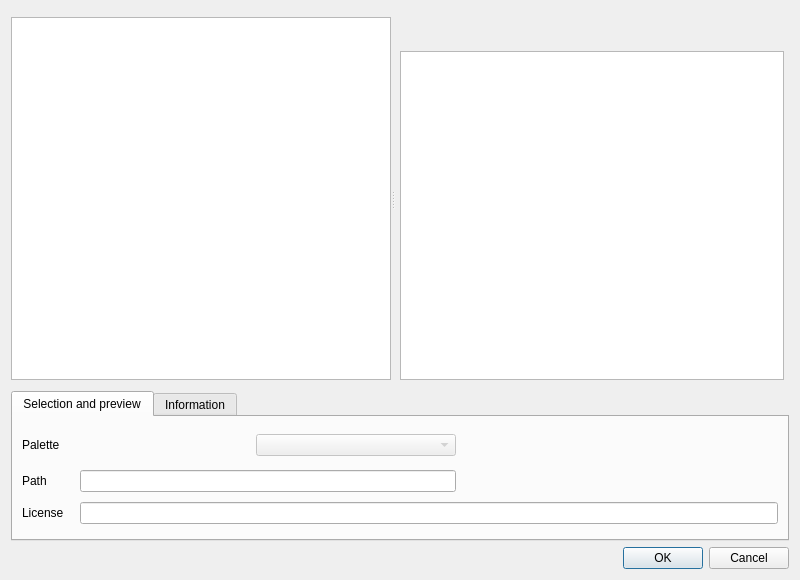
First picture: the form in src/ui/qgscptcitycolorrampv2dialogbase.ui, repository qgis/QGIS, before the edit.
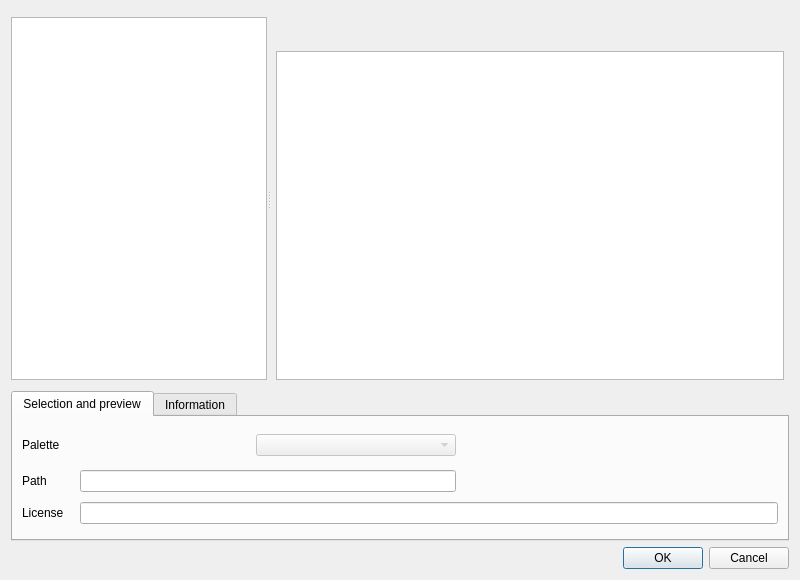
Second picture: the form after the edit.

Commit message: set horizontal stretch for content in splitter widgets

What changed in the file:
```diff
--- a/src/ui/qgscptcitycolorrampv2dialogbase.ui
+++ b/src/ui/qgscptcitycolorrampv2dialogbase.ui
@@ -66,7 +66,7 @@
            <widget class="QWidget" name="widget" native="true">
             <property name="sizePolicy">
              <sizepolicy hsizetype="Preferred" vsizetype="Expanding">
-              <horstretch>0</horstretch>
+              <horstretch>1</horstretch>
               <verstretch>0</verstretch>
              </sizepolicy>
             </property>
```
The commit also changes 1 other file.
